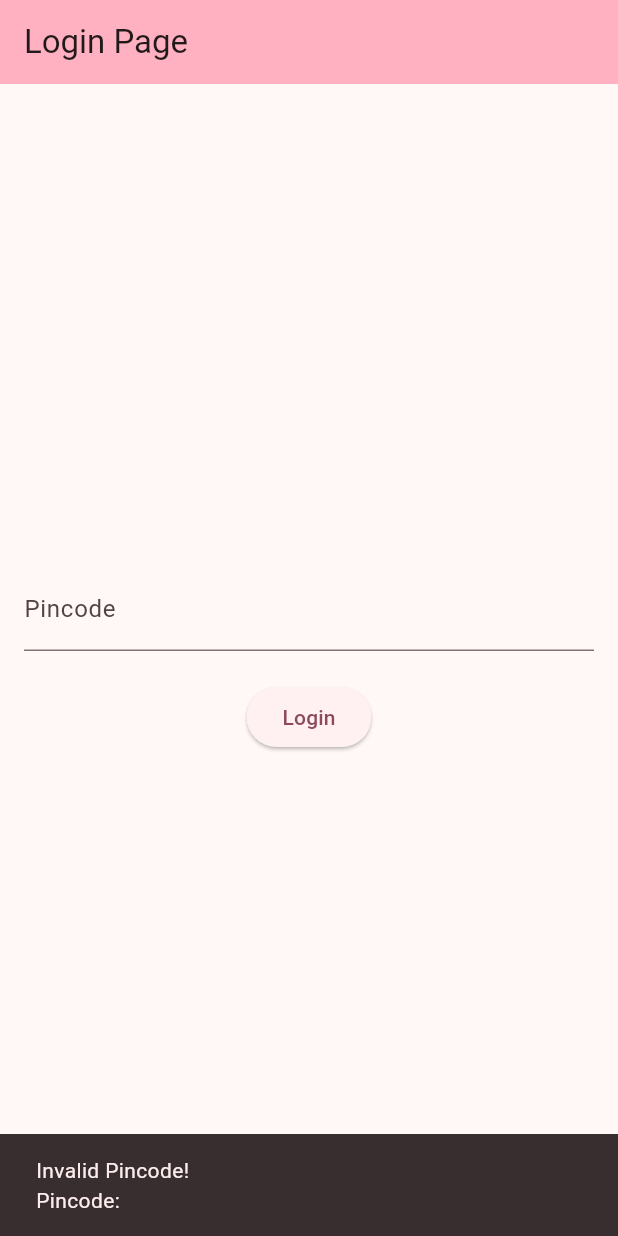
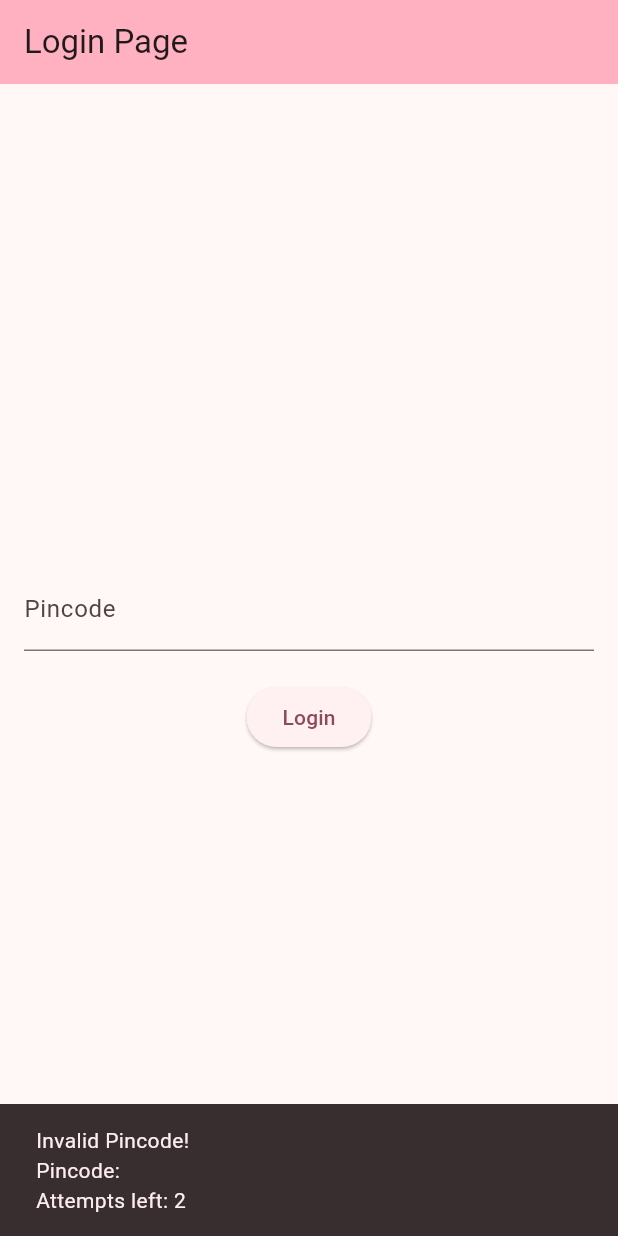
Before and after one commit to jarelltamonte/ATM-Machine-with-Flutter, a Flutter app: the screen it shows after launch, after a tap on "Login", on a phone screen of 412 x 824 dp. Run offline on Flutter 3.47's test engine with Material 3 defaults, Android fonts, the phone set to English and light mode, and no system bars.

Commit message:
Loop and pincode validation

```diff
--- a/lib/main.dart
+++ b/lib/main.dart
@@ -9,7 +9,7 @@ class MyApp extends StatelessWidget {
   @override
   Widget build(BuildContext context) {
     return MaterialApp(
-      title: 'Flutter Demo',
+      title: 'ATM Machine',
       theme: ThemeData(
         colorScheme: ColorScheme.fromSeed(seedColor: Colors.pinkAccent),
         useMaterial3: true,
@@ -28,19 +28,31 @@ class LoginPage extends StatefulWidget {
 class _LoginPageState extends State<LoginPage> {
   final TextEditingController _pincodeController = TextEditingController();
   String _pincode = '';
-  // Function to validate login credentials
+  int _attempts = 0;
+  final int _maxAttempts = 3;
   void _login() {
     setState(() {
+      if (_attempts >= _maxAttempts) {
+        ScaffoldMessenger.of(context).showSnackBar(
+          const SnackBar(
+            content: Text('Maximum attempts reached. Please try again later.'),
+          ),
+        );
+        return;
+      }
       _pincode = _pincodeController.text;
       if (_pincode == 'random') {
+        _attempts = 0;
         // Credentials match, show modal dialog
         _showLoginSuccessDialog();
       } else {
+        _attempts++;
+        int remaining = _maxAttempts - _attempts;
         // Credentials do not match, show error message
         ScaffoldMessenger.of(context).showSnackBar(
           SnackBar(
             content: Text(
-              'Invalid Pincode!\nPincode: $_pincode',
+              'Invalid Pincode!\nPincode: $_pincode\nAttempts left: $remaining',
             ),
           ),
         );
@@ -48,7 +60,6 @@ class _LoginPageState extends State<LoginPage> {
     });
   }
 
-  // Function to show a modal dialog for login success
   void _showLoginSuccessDialog() {
     showDialog(
       context: context,
@@ -59,8 +70,7 @@ class _LoginPageState extends State<LoginPage> {
           actions: <Widget>[
             TextButton(
               onPressed: () {
-                Navigator.of(context).pop(); // Close the dialog
-                // Navigate to the next screen (HomePage)
+                Navigator.of(context).pop();
                 Navigator.push(
                   context,
                   MaterialPageRoute(builder: (context) => const HomePage()),
@@ -111,7 +121,7 @@ class HomePage extends StatelessWidget {
           children: <Widget>[
             // First card
             Card(
-              color: const Color(0xFFFF9800),
+              color: const Color.fromARGB(255, 135, 82, 1),
               elevation: 5,
               shape: RoundedRectangleBorder(
                 borderRadius: BorderRadius.circular(10),
@@ -122,7 +132,7 @@ class HomePage extends StatelessWidget {
                   crossAxisAlignment: CrossAxisAlignment.start,
                   children: const <Widget>[
                     Text(
-                      'Balance: ₱35,000.00',
+                      'Balance: ₱100,000.00',
                       style: TextStyle(
                         fontSize: 24,
                         fontWeight: FontWeight.bold,
@@ -140,7 +150,7 @@ class HomePage extends StatelessWidget {
             //const SizedBox(height: 20), // Space between the two cards
             // Second card
             Card(
-              color: const Color(0xFFFF5733),
+              color: const Color.fromARGB(255, 47, 86, 0),
               elevation: 5,
               shape: RoundedRectangleBorder(
                 borderRadius: BorderRadius.circular(10),
```
